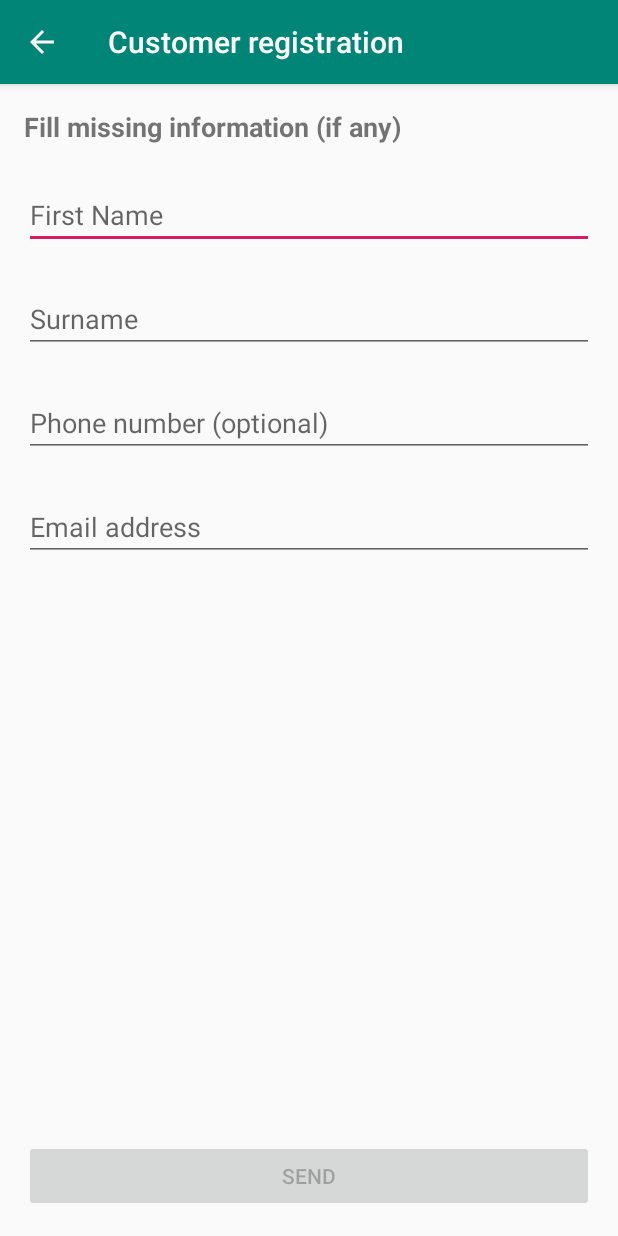
After one commit to Riccardo95Facchini/Reservation, an Android app: the CreateCustomerActivity screen opened directly, with no data from a screen before it, on a phone screen of 412 x 824 dp. The commit adds this screen. Run offline under Robolectric (Android 15) with nearby library versions, the phone set to English and light mode, and no system bars; our stand-ins replace Firebase (no records; nobody signed in at launch, a user with empty details on screens opened directly); 2 statements that could not run were skipped.

Commit message:
Added customer registration page and tested sending new entry to db

```diff
--- a/app/build.gradle
+++ b/app/build.gradle
@@ -34,7 +34,6 @@ dependencies {
     implementation 'com.google.firebase:firebase-storage:16.0.5'
     implementation 'com.google.firebase:firebase-messaging:17.3.4'
 
-
     //FirebaseUI
     implementation 'com.firebaseui:firebase-ui-auth:4.3.0'
 
--- /dev/null
+++ b/app/src/main/java/facchini/riccardo/reservation/CreateCustomerActivity.java
@@ -0,0 +1,135 @@
+package facchini.riccardo.reservation;
+
+import android.content.Intent;
+import android.support.v7.app.AppCompatActivity;
+import android.os.Bundle;
+import android.text.Editable;
+import android.text.TextWatcher;
+import android.view.View;
+import android.widget.Button;
+import android.widget.EditText;
+import android.widget.ProgressBar;
+import android.widget.TextView;
+
+import com.google.firebase.firestore.CollectionReference;
+import com.google.firebase.firestore.FirebaseFirestore;
+
+public class CreateCustomerActivity extends AppCompatActivity
+{
+
+    private String uid;
+    private String mail;
+    private String phone;
+
+    //Firestore
+    private FirebaseFirestore db;
+    private CollectionReference customers;
+
+    //UI
+    //Buttons
+    private Button sendButton;
+    //Text view
+    private EditText firstNameText;
+    private EditText surnameText;
+    private EditText phoneText;
+    private EditText mailText;
+
+
+    @Override
+    protected void onCreate(Bundle savedInstanceState)
+    {
+        super.onCreate(savedInstanceState);
+        setContentView(R.layout.activity_create_customer);
+
+        //Get intent and extra
+        Intent intent = getIntent();
+        uid = intent.getStringExtra("uid");
+        mail = intent.getStringExtra("mail");
+        phone = intent.getStringExtra("phone");
+
+        //Initialize UI elements
+        sendButton = findViewById(R.id.sendButton);
+        firstNameText = findViewById(R.id.firstNameText);
+        surnameText = findViewById(R.id.surnameText);
+        phoneText = findViewById(R.id.phoneText);
+        mailText = findViewById(R.id.mailText);
+
+        sendButton.setEnabled(false);
+
+        sendButton.setOnClickListener(new View.OnClickListener()
+        {
+            @Override
+            public void onClick(View v)
+            {
+                SendData();
+            }
+        });
+
+        HandleTextsOnCreate();
+    }
+
+    /**
+     * If mail or phone number already given, cache them and hide the EditText.
+     * Adds listeners to EditText
+     */
+    private void HandleTextsOnCreate()
+    {
+        runOnUiThread(new Runnable()
+        {
+            @Override
+            public void run()
+            {
+                if (!mail.isEmpty())
+                    mailText.setVisibility(View.GONE);
+                if (!phone.isEmpty())
+                    phoneText.setVisibility(View.GONE);
+            }
+        });
+
+        firstNameText.addTextChangedListener(new TextWatcher()
+        {
+            @Override
+            public void onTextChanged(CharSequence s, int start, int before, int count)
+            {
+                if (s.toString().trim().length() == 0)
+                    sendButton.setEnabled(false);
+                else if (surnameText.getText().toString().length() > 0)
+                    sendButton.setEnabled(true);
+            }
+
+            @Override
+            public void beforeTextChanged(CharSequence s, int start, int count, int after) {}
+
+            @Override
+            public void afterTextChanged(Editable s) { }
+        });
+
+        surnameText.addTextChangedListener(new TextWatcher()
+        {
+            @Override
+            public void onTextChanged(CharSequence s, int start, int before, int count)
+            {
+                if (s.toString().trim().length() == 0)
+                    sendButton.setEnabled(false);
+                else if (firstNameText.getText().toString().length() > 0)
+                    sendButton.setEnabled(true);
+            }
+
+            @Override
+            public void beforeTextChanged(CharSequence s, int start, int count, int after) {}
+
+            @Override
+            public void afterTextChanged(Editable s) { }
+        });
+    }
+
+    private void SendData()
+    {
+        db = FirebaseFirestore.getInstance();
+        customers = db.collection("customers");
+        mail = mail.isEmpty() ? mailText.getText().toString() : mail;
+        phone = phone.isEmpty() ? phoneText.getText().toString() : phone;
+        Customer newCustomer = new Customer(uid, firstNameText.getText().toString(), surnameText.getText().toString(), phone, mail);
+        customers.document(uid).set(newCustomer);
+    }
+}
--- a/app/src/main/java/facchini/riccardo/reservation/MainActivity.java
+++ b/app/src/main/java/facchini/riccardo/reservation/MainActivity.java
@@ -31,13 +31,13 @@ import java.util.Arrays;
 public class MainActivity extends AppCompatActivity
 {
     //Constants
-    public static final String ANONYMOUS = "anonymous";
     public static final int RC_SIGN_IN = 1;
 
     //Firebase instance variables
     //Authentication
     private FirebaseAuth firebaseAuth;
     private FirebaseAuth.AuthStateListener authStateListener;
+    private FirebaseUser user;
     //Firestore
     private FirebaseFirestore db;
     private CollectionReference customers;
@@ -47,7 +47,6 @@ public class MainActivity extends AppCompatActivity
     private StorageReference storageReference;
 
     //Strings
-    private String username;
     private String uid;
 
     //Booleans
@@ -70,7 +69,6 @@ public class MainActivity extends AppCompatActivity
         super.onCreate(savedInstanceState);
         setContentView(R.layout.activity_main);
 
-        username = ANONYMOUS;
 
         //Initialize Firebase Components
         firebaseAuth = FirebaseAuth.getInstance();
@@ -98,7 +96,7 @@ public class MainActivity extends AppCompatActivity
             @Override
             public void onAuthStateChanged(@NonNull FirebaseAuth firebaseAuth)
             {
-                FirebaseUser user = firebaseAuth.getCurrentUser();
+                user = firebaseAuth.getCurrentUser();
                 if (user != null)
                 {
                     onSignedInInitialize(user.getDisplayName(), user.getUid());
@@ -141,7 +139,12 @@ public class MainActivity extends AppCompatActivity
             @Override
             public void onClick(View v)
             {
-                customers.document(uid).set(new Customer(uid, "Giuseppe", "Rossi", "012345678", "P@libero.it"));
+                Intent createCustomerIntent = new Intent(MainActivity.this, CreateCustomerActivity.class);
+                createCustomerIntent.putExtra("uid", uid);
+                createCustomerIntent.putExtra("mail", user.getEmail());
+                createCustomerIntent.putExtra("phone", user.getPhoneNumber());
+                startActivity(createCustomerIntent);
+                //customers.document(uid).set(new Customer(uid, "Giuseppe", "Rossi", "012345678", "P@libero.it"));
             }
         });
     }
@@ -238,10 +241,17 @@ public class MainActivity extends AppCompatActivity
      */
     private void DisableProgressEnableButtons()
     {
-        createCustomerButton.setVisibility(View.VISIBLE);
-        createShopButton.setVisibility(View.VISIBLE);
-        startupProgressBar.setVisibility(View.GONE);
-        startupText.setVisibility(View.GONE);
+        runOnUiThread(new Runnable()
+        {
+            @Override
+            public void run()
+            {
+                createCustomerButton.setVisibility(View.VISIBLE);
+                createShopButton.setVisibility(View.VISIBLE);
+                startupProgressBar.setVisibility(View.GONE);
+                startupText.setVisibility(View.GONE);
+            }
+        });
     }
 
     @Override
@@ -266,7 +276,6 @@ public class MainActivity extends AppCompatActivity
      */
     private void onSignedOutCleanup()
     {
-        username = ANONYMOUS;
         detachDatabaseReadListener();
         isShop = false;
         isCustomer = false;
@@ -280,7 +289,6 @@ public class MainActivity extends AppCompatActivity
      */
     private void onSignedInInitialize(String displayName, String uid)
     {
-        username = displayName;
         this.uid = uid;
         attachDatabaseReadListener();
 
--- /dev/null
+++ b/app/src/main/res/layout/activity_create_customer.xml
@@ -0,0 +1,104 @@
+<?xml version="1.0" encoding="utf-8"?>
+<android.support.constraint.ConstraintLayout xmlns:android="http://schemas.android.com/apk/res/android"
+    xmlns:app="http://schemas.android.com/apk/res-auto"
+    xmlns:tools="http://schemas.android.com/tools"
+    android:layout_width="match_parent"
+    android:layout_height="match_parent"
+    tools:context=".CreateCustomerActivity">
+
+    <android.support.constraint.ConstraintLayout
+        android:layout_width="match_parent"
+        android:layout_height="match_parent"
+        android:layout_marginStart="8dp"
+        android:layout_marginTop="8dp"
+        android:layout_marginEnd="8dp"
+        android:layout_marginBottom="8dp"
+        app:layout_constraintBottom_toBottomOf="parent"
+        app:layout_constraintEnd_toEndOf="parent"
+        app:layout_constraintStart_toStartOf="parent"
+        app:layout_constraintTop_toTopOf="parent">
+
+        <TextView
+            android:id="@+id/textView"
+            android:layout_width="wrap_content"
+            android:layout_height="wrap_content"
+            android:layout_marginStart="8dp"
+            android:layout_marginTop="8dp"
+            android:text="@string/createCustomerText"
+
+            android:textSize="18sp"
+            android:textStyle="bold"
+            app:layout_constraintStart_toStartOf="parent"
+            app:layout_constraintTop_toTopOf="parent" />
+
+        <EditText
+            android:id="@+id/firstNameText"
+            android:layout_width="0dp"
+            android:layout_height="wrap_content"
+            android:layout_marginStart="8dp"
+            android:layout_marginTop="24dp"
+            android:layout_marginEnd="8dp"
+            android:ems="10"
+            android:hint="@string/firstNameHint"
+            android:inputType="textPersonName"
+            app:layout_constraintEnd_toEndOf="parent"
+            app:layout_constraintStart_toStartOf="parent"
+            app:layout_constraintTop_toBottomOf="@+id/textView" />
+
+        <EditText
+            android:id="@+id/surnameText"
+            android:layout_width="0dp"
+            android:layout_height="wrap_content"
+            android:layout_marginStart="8dp"
+            android:layout_marginTop="24dp"
+            android:layout_marginEnd="8dp"
+            android:ems="10"
+            android:hint="@string/surnameHint"
+            android:inputType="textPersonName"
+            app:layout_constraintEnd_toEndOf="parent"
+            app:layout_constraintStart_toStartOf="parent"
+            app:layout_constraintTop_toBottomOf="@+id/firstNameText" />
+
+        <EditText
+            android:id="@+id/phoneText"
+            android:layout_width="0dp"
+            android:layout_height="wrap_content"
+            android:layout_marginStart="8dp"
+            android:layout_marginTop="24dp"
+            android:layout_marginEnd="8dp"
+            android:ems="10"
+            android:hint="@string/phoneHint"
+            android:inputType="phone"
+            app:layout_constraintEnd_toEndOf="parent"
+            app:layout_constraintStart_toStartOf="parent"
+            app:layout_constraintTop_toBottomOf="@+id/surnameText" />
+
+        <EditText
+            android:id="@+id/mailText"
+            android:layout_width="0dp"
+            android:layout_height="wrap_content"
+            android:layout_marginStart="8dp"
+            android:layout_marginTop="24dp"
+            android:layout_marginEnd="8dp"
+            android:ems="10"
+            android:hint="@string/mailHint"
+            android:inputType="textEmailAddress"
+            app:layout_constraintEnd_toEndOf="parent"
+            app:layout_constraintStart_toStartOf="parent"
+            app:layout_constraintTop_toBottomOf="@+id/phoneText" />
+
+        <Button
+            android:id="@+id/sendButton"
+            android:layout_width="0dp"
+            android:layout_height="wrap_content"
+            android:layout_marginStart="8dp"
+            android:layout_marginEnd="8dp"
+            android:layout_marginBottom="8dp"
+            android:text="@string/sendButtonText"
+            app:layout_constraintBottom_toBottomOf="parent"
+            app:layout_constraintEnd_toEndOf="parent"
+            app:layout_constraintStart_toStartOf="parent" />
+
+    </android.support.constraint.ConstraintLayout>
+
+</android.support.constraint.ConstraintLayout>
--- a/app/src/main/res/values/strings.xml
+++ b/app/src/main/res/values/strings.xml
@@ -4,4 +4,11 @@
     <string name="createCustomer">Create Customer Account</string>
     <string name="createShop">Create Shop Account</string>
     <string name="startupText">Retreiving data from database</string>
+    <string name="customerRegistration">Customer registration</string>
+    <string name="createCustomerText">Fill missing information (if any)</string>
+    <string name="firstNameHint">First Name</string>
+    <string name="surnameHint">Surname</string>
+    <string name="phoneHint">Phone number (optional)</string>
+    <string name="mailHint">Email address</string>
+    <string name="sendButtonText">Send</string>
 </resources>
```
Also changed, not shown: app/src/main/AndroidManifest.xml (+10 -1 lines).
